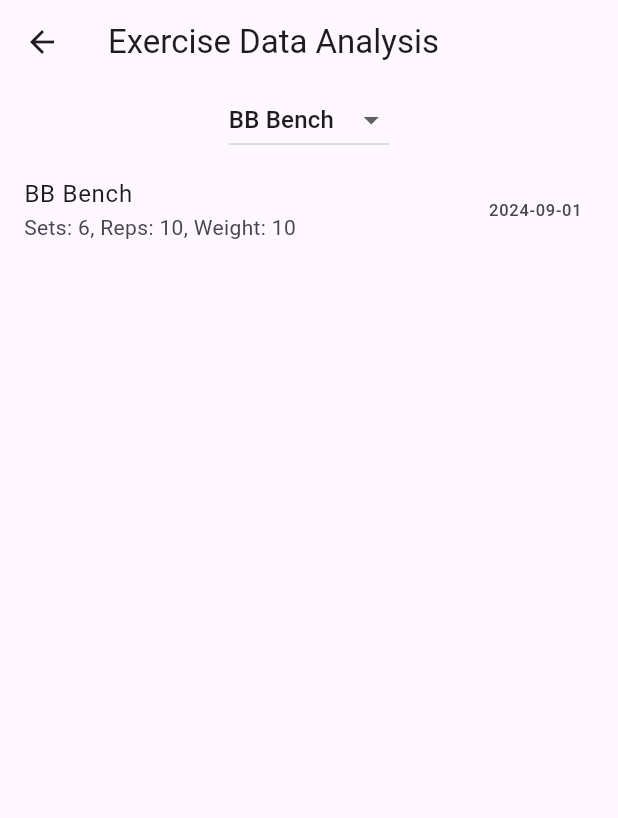
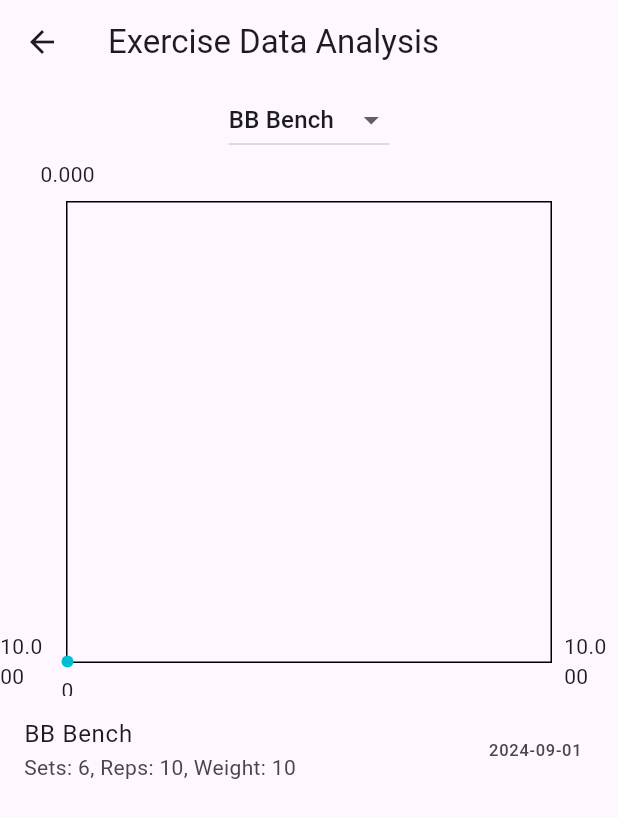
Before and after one commit to Samuel-J-Mathew/Overload--Workout-Nutrition-Weight-Tracker-ClientSide, a Flutter app: the screen it shows after launch, after a tap on the "analytics" icon, on a phone screen of 412 x 824 dp. Shown: the top 818 px of the screen. Run offline on Flutter 3.47's test engine with Material 3 defaults, Android fonts, the phone set to English and light mode, and no system bars; drawn by our look-alikes of fl_chart; our stand-ins replace dropdown_search, flutter_heatmap_calendar, hive_flutter, table_calendar; accounts and stored records are empty.

Commit message:
graph part 1

```diff
--- a/lib/data/workout_data.dart
+++ b/lib/data/workout_data.dart
@@ -1,3 +1,5 @@
+//import 'package:fl_chart/fl_chart.dart';
+import 'package:fl_chart/fl_chart.dart';
 import 'package:flutter/cupertino.dart';
 import 'package:gymapp/data/hive_database.dart';
 import 'package:intl/intl.dart';
@@ -90,6 +92,7 @@ class WorkoutData extends ChangeNotifier{
     }
     return filteredExercises;
   }
+
   List<Workout> getWorkoutsByMonth(int year, int month) {
     return workoutList.where((workout) =>
     workout.date.year == year && workout.date.month == month
@@ -160,6 +163,25 @@ class WorkoutData extends ChangeNotifier{
     //save to database
     db.saveToDatebase(workoutList);
   }
+// Get weight data and respective dates for plotting
+  List<Map<String, dynamic>> getWeightDataForExercise(String exerciseName) {
+    List<Map<String, dynamic>> dataPoints = [];
+    DateTime startDate = workoutList.isNotEmpty ? workoutList.first.date : DateTime.now();
+    for (var workout in workoutList) {
+      for (var exercise in workout.exercises) {
+        if (exercise.name == exerciseName) {
+          double days = workout.date.difference(startDate).inDays.toDouble();
+          int weight = int.tryParse(exercise.weight) ?? 0;
+          dataPoints.add({
+            "days": days,
+            "weight": weight.toDouble(),
+            "date": workout.date
+          });
+        }
+      }
+    }
+    return dataPoints;
+  }
 
   // return relevant workout object, given a workout name
   Workout getRelevantWorkout(String workoutName){
--- a/lib/pages/DataAnalysisPage.dart
+++ b/lib/pages/DataAnalysisPage.dart
@@ -1,3 +1,4 @@
+import 'package:fl_chart/fl_chart.dart';
 import 'package:flutter/cupertino.dart';
 import 'package:flutter/material.dart';
 import 'package:intl/intl.dart';
@@ -17,20 +18,32 @@ class _DataAnalysisPageState extends State<DataAnalysisPage> {
   @override
   void initState() {
     super.initState();
+    WidgetsBinding.instance.addPostFrameCallback((_) {
+      loadExerciseNames();
+    });
+  }
+
+  void loadExerciseNames() {
     exerciseNames = Provider.of<WorkoutData>(context, listen: false).getAllExerciseNames();
-    selectedExercise = exerciseNames.isNotEmpty ? exerciseNames.first : null;
+    if (exerciseNames.isNotEmpty) {
+      selectedExercise = exerciseNames.first;
+      setState(() {});
+    }
   }
 
   @override
   Widget build(BuildContext context) {
     var workoutData = Provider.of<WorkoutData>(context);
+    List<Map<String, dynamic>> weightData = selectedExercise != null ? workoutData.getWeightDataForExercise(selectedExercise!) : [];
+    List<FlSpot> spots = weightData.asMap().entries.map((entry) => FlSpot(entry.key.toDouble(), entry.value['weight'])).toList();
+
     return Scaffold(
       appBar: AppBar(
         title: Text("Exercise Data Analysis"),
       ),
       body: Column(
         children: [
-          DropdownButton<String>(
+          if (exerciseNames.isNotEmpty) DropdownButton<String>(
             value: selectedExercise,
             onChanged: (value) {
               setState(() {
@@ -43,6 +56,31 @@ class _DataAnalysisPageState extends State<DataAnalysisPage> {
                 child: Text(value),
               );
             }).toList(),
+          ),
+          Expanded(
+            child: spots.isNotEmpty ? LineChart(
+              LineChartData(
+                gridData: FlGridData(show: true),
+                titlesData: FlTitlesData(
+                  bottomTitles: AxisTitles(
+                    sideTitles: SideTitles(
+                      showTitles: true,
+                      getTitlesWidget: (value, meta) => Padding(
+                        padding: const EdgeInsets.only(top: 8.0),
+                        child: Text(value.toInt().toString()), // Display index on x-axis
+                      ),
+                      interval: 1,
+                    ),
+                  ),
+
+                ),
+
+                lineBarsData: [LineChartBarData(spots: spots)],
+
+
+
+              ),
+            ) : Center(child: Text("No data available for this exercise")),
           ),
           Expanded(
             child: ListView(
--- a/pubspec.yaml
+++ b/pubspec.yaml
@@ -44,6 +44,7 @@ dependencies:
   flutter_heatmap_calendar: ^1.0.5
   table_calendar: ^3.0.5
   dropdown_search: ^5.0.6
+  fl_chart: ^0.69.0
 dev_dependencies:
   flutter_test:
     sdk: flutter
```
Also changed, not shown: pubspec.lock.
